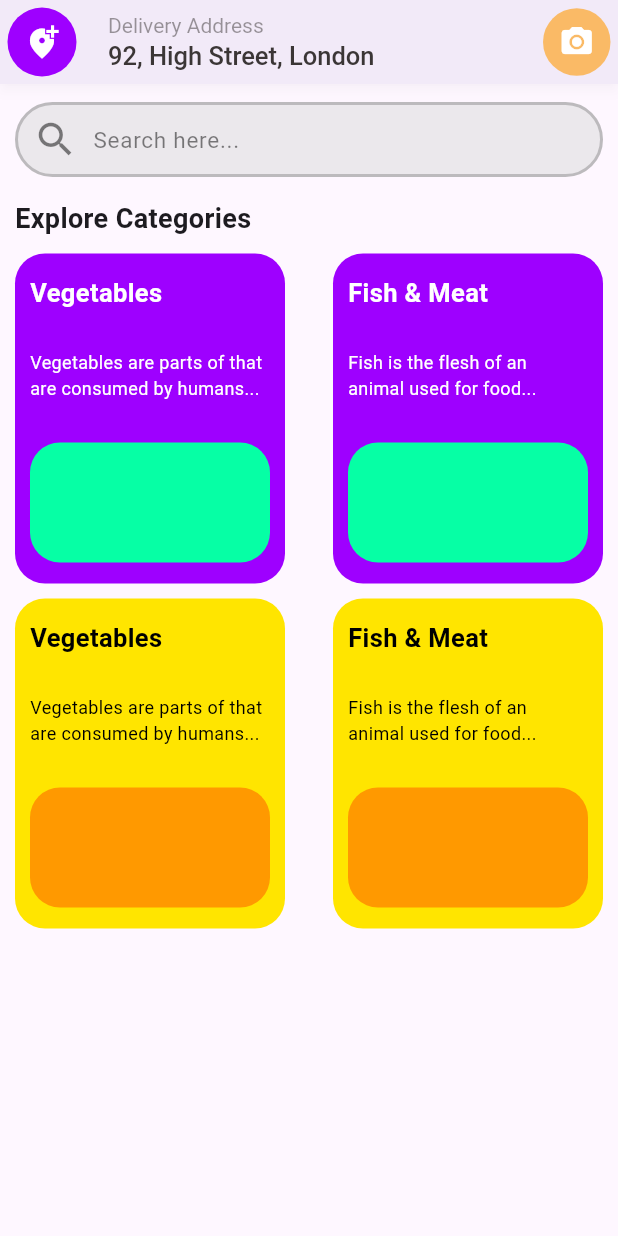
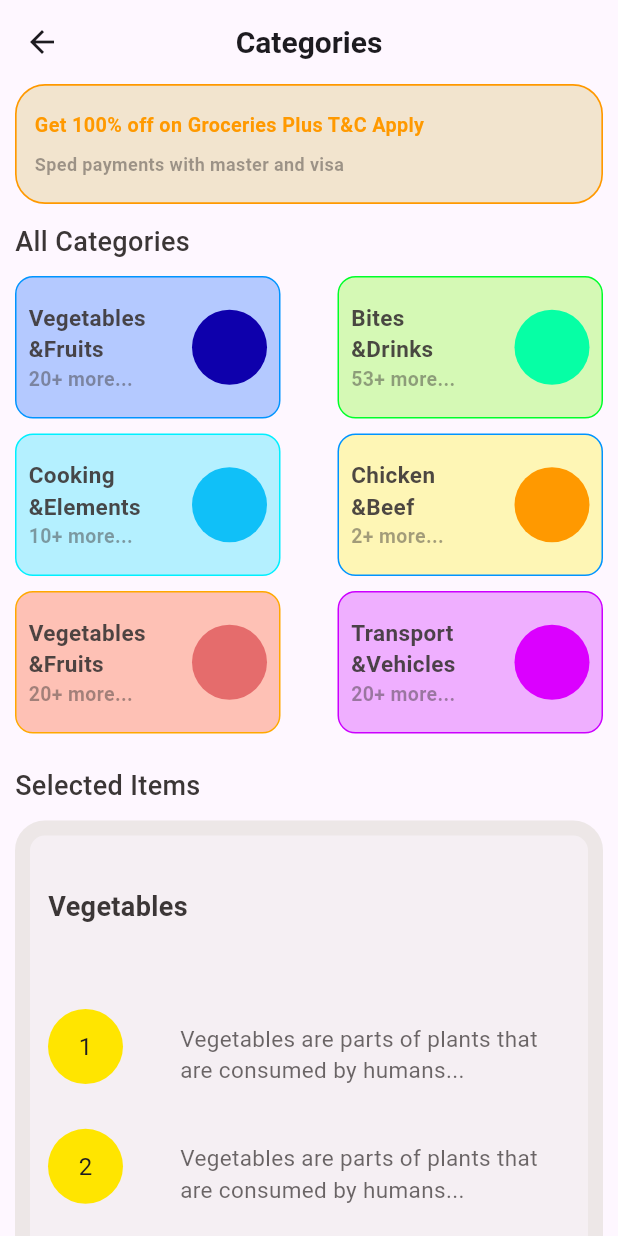
Before and after one commit to tharinduk001/flutter_grocerry, a Flutter app: the screen it shows after launch, on a phone screen of 412 x 824 dp. Run offline on Flutter 3.47's test engine with Material 3 defaults, Android fonts, the phone set to English and light mode, and no system bars.

Commit message:
2nd layout completed.

```diff
--- a/lib/main.dart
+++ b/lib/main.dart
@@ -1,4 +1,5 @@
 import 'package:flutter/material.dart';
+import 'package:flutter_grocerry/pages/category_page/category_page.dart';
 import 'package:flutter_grocerry/pages/home_page/home_page.dart';
 
 void main() {
@@ -13,6 +14,6 @@ class MyApp extends StatelessWidget {
     return const MaterialApp(
         debugShowCheckedModeBanner: false,
         title: "Flutter Grocerry",
-        home: HomePage());
+        home: CategoryPage());
   }
 }
--- /dev/null
+++ b/lib/pages/category_page/category_page.dart
@@ -0,0 +1,124 @@
+import 'package:flutter/material.dart';
+import 'package:flutter_grocerry/widgets/reusable/categories_page/category_card.dart';
+import 'package:flutter_grocerry/widgets/reusable/categories_page/widgets/selected_item.dart';
+import 'package:flutter_grocerry/widgets/shared/notification_card.dart';
+
+class CategoryPage extends StatelessWidget {
+  const CategoryPage({super.key});
+
+  @override
+  Widget build(BuildContext context) {
+    return Scaffold(
+      appBar: AppBar(
+        centerTitle: true,
+        leading: const Icon(Icons.arrow_back),
+        title: const Text(
+          "Categories",
+          style: TextStyle(
+            fontSize: 20,
+            fontWeight: FontWeight.w600,
+          ),
+        ),
+      ),
+      body: SingleChildScrollView(
+        child: Padding(
+          padding: const EdgeInsets.symmetric(horizontal: 10),
+          child: Column(
+            crossAxisAlignment: CrossAxisAlignment.start,
+            children: [
+              const NotificationCard(),
+              const SizedBox(
+                height: 12,
+              ),
+              const Text(
+                "All Categories",
+                style: TextStyle(
+                    color: Color(0xff3B3636),
+                    fontSize: 18,
+                    fontWeight: FontWeight.w500),
+              ),
+              const SizedBox(
+                height: 10,
+              ),
+              Row(
+                mainAxisAlignment: MainAxisAlignment.spaceBetween,
+                children: [
+                  Column(
+                    children: [
+                      CategoryCard(
+                        title: "Vegetables \n&Fruits",
+                        description: 20,
+                        cricleColor: const Color(0xff0E00AC),
+                        mainCategoryColor:
+                            const Color(0xff0057FF).withOpacity(0.29),
+                        categoryBorderColor: const Color(0xff0094FF),
+                      ),
+                      CategoryCard(
+                        title: "Cooking \n&Elements",
+                        description: 10,
+                        cricleColor: const Color(0xff10C0F8),
+                        mainCategoryColor:
+                            const Color(0xff00E0FF).withOpacity(0.29),
+                        categoryBorderColor: const Color(0xff00F0FF),
+                      ),
+                      CategoryCard(
+                        title: "Vegetables \n&Fruits",
+                        description: 20,
+                        cricleColor: const Color(0xffE56C6C),
+                        mainCategoryColor:
+                            const Color(0xffFF3D00).withOpacity(0.29),
+                        categoryBorderColor: const Color(0xffFFA800),
+                      ),
+                    ],
+                  ),
+                  Column(
+                    children: [
+                      CategoryCard(
+                        title: "Bites \n&Drinks",
+                        description: 53,
+                        cricleColor: const Color(0xff06FFA5),
+                        mainCategoryColor:
+                            const Color(0xff70FF00).withOpacity(0.29),
+                        categoryBorderColor: const Color(0xff00FF29),
+                      ),
+                      CategoryCard(
+                        title: "Chicken \n&Beef",
+                        description: 2,
+                        cricleColor: const Color(0xffFF9900),
+                        mainCategoryColor:
+                            const Color(0xffFFF500).withOpacity(0.29),
+                        categoryBorderColor: const Color(0xff0094FF),
+                      ),
+                      CategoryCard(
+                        title: "Transport \n&Vehicles",
+                        description: 20,
+                        cricleColor: const Color(0xffDB00FF),
+                        mainCategoryColor:
+                            const Color(0xffCC00FF).withOpacity(0.29),
+                        categoryBorderColor: const Color(0xffCC00FF),
+                      ),
+                    ],
+                  ),
+                ],
+              ),
+              const SizedBox(
+                height: 12,
+              ),
+              const Text(
+                "Selected Items",
+                style: TextStyle(
+                    color: Color(0xff3B3636),
+                    fontSize: 18,
+                    fontWeight: FontWeight.w500),
+              ),
+              const SizedBox(
+                height: 10,
+              ),
+              SelectedItem()
+            ],
+          ),
+        ),
+      ),
+    );
+  }
+}
--- a/lib/pages/home_page/widgets/search_bar.dart
+++ b/lib/pages/home_page/widgets/search_bar.dart
@@ -35,7 +35,7 @@ class SeacrhBox extends StatelessWidget {
                       fontWeight: FontWeight.normal,
                       color: const Color(0xff000000).withOpacity(0.5),
                       fontSize: 15),
-                  contentPadding: EdgeInsets.symmetric(vertical: 12),
+                  contentPadding: const EdgeInsets.symmetric(vertical: 12),
                 ),
               ),
             ),
--- /dev/null
+++ b/lib/widgets/reusable/categories_page/category_card.dart
@@ -0,0 +1,70 @@
+import 'package:flutter/material.dart';
+
+class CategoryCard extends StatelessWidget {
+  final String title;
+  final int description;
+  final Color cricleColor;
+  final Color mainCategoryColor;
+  final Color categoryBorderColor;
+
+  const CategoryCard(
+      {super.key,
+      required this.title,
+      required this.description,
+      required this.cricleColor,
+      required this.mainCategoryColor,
+      required this.categoryBorderColor});
+
+  final double cardWidth = 177;
+  final double cardHeight = 95;
+  final double circleRadius = 50;
+
+  @override
+  Widget build(BuildContext context) {
+    return Container(
+      margin: const EdgeInsets.only(bottom: 10),
+      width: cardWidth,
+      height: cardHeight,
+      decoration: BoxDecoration(
+          color: mainCategoryColor.withOpacity(0.29),
+          borderRadius: BorderRadius.circular(12),
+          border: Border.all(color: categoryBorderColor)),
+      child: Padding(
+        padding: const EdgeInsets.symmetric(horizontal: 8),
+        child: Row(
+          mainAxisAlignment: MainAxisAlignment.spaceBetween,
+          children: [
+            Column(
+              mainAxisAlignment: MainAxisAlignment.center,
+              crossAxisAlignment: CrossAxisAlignment.start,
+              children: [
+                Text(
+                  title,
+                  style: TextStyle(
+                      color: const Color(0xff3B3636).withOpacity(0.91),
+                      fontWeight: FontWeight.w700,
+                      fontSize: 15),
+                ),
+                Text(
+                  "$description+ more...",
+                  style: TextStyle(
+                      color: const Color(0xff3B3636).withOpacity(0.47),
+                      fontWeight: FontWeight.w700,
+                      fontSize: 13),
+                ),
+              ],
+            ),
+            Container(
+              width: circleRadius,
+              height: circleRadius,
+              decoration: BoxDecoration(
+                color: cricleColor,
+                borderRadius: BorderRadius.circular(50),
+              ),
+            )
+          ],
+        ),
+      ),
+    );
+  }
+}
--- /dev/null
+++ b/lib/widgets/reusable/categories_page/widgets/item_desc_card.dart
@@ -0,0 +1,36 @@
+import 'package:flutter/material.dart';
+import 'package:flutter/widgets.dart';
+
+class ItemDescCard extends StatelessWidget {
+  final String title;
+  final int number;
+  const ItemDescCard({super.key, required this.title, required this.number});
+
+  @override
+  Widget build(BuildContext context) {
+    return Row(
+      mainAxisAlignment: MainAxisAlignment.spaceBetween,
+      children: [
+        Container(
+          margin: EdgeInsets.only(bottom: 10),
+          width: 50,
+          height: 50,
+          decoration: BoxDecoration(
+              color: Color(0xffFFE500),
+              borderRadius: BorderRadius.circular(50)),
+          child: Center(
+            child: Text(
+              number.toString(),
+              style: TextStyle(fontSize: 16),
+            ),
+          ),
+        ),
+        SizedBox(
+            width: 260,
+            child: Text(title,
+                style: TextStyle(
+                    color: Color(0xff3B3636).withOpacity(0.75), fontSize: 15)))
+      ],
+    );
+  }
+}
--- /dev/null
+++ b/lib/widgets/reusable/categories_page/widgets/selected_item.dart
@@ -0,0 +1,63 @@
+import 'package:flutter/material.dart';
+import 'package:flutter_grocerry/widgets/reusable/categories_page/widgets/item_desc_card.dart';
+import 'package:flutter_grocerry/widgets/reusable/categories_page/widgets/ratings.dart';
+
+class SelectedItem extends StatelessWidget {
+  const SelectedItem({super.key});
+
+  @override
+  Widget build(BuildContext context) {
+    return Container(
+      width: double.infinity,
+      height: 600,
+      decoration: BoxDecoration(
+          color: const Color(0xffE0DCD6).withOpacity(0.29),
+          borderRadius: BorderRadius.circular(20),
+          border: Border.all(
+              width: 10, color: const Color(0xffE0DCD6).withOpacity(0.4))),
+      child: const Padding(
+        padding: EdgeInsets.symmetric(horizontal: 12, vertical: 15),
+        child: Column(
+          mainAxisAlignment: MainAxisAlignment.spaceEvenly,
+          crossAxisAlignment: CrossAxisAlignment.start,
+          children: [
+            Text(
+              "Vegetables",
+              style: TextStyle(
+                  fontSize: 18,
+                  fontWeight: FontWeight.bold,
+                  color: Color(0xff3B3636)),
+            ),
+            SizedBox(
+              height: 15,
+            ),
+            ItemDescCard(
+              number: 1,
+              title:
+                  "Vegetables are parts of plants that are consumed by humans...",
+            ),
+            ItemDescCard(
+              number: 2,
+              title:
+                  "Vegetables are parts of plants that are consumed by humans...",
+            ),
+            ItemDescCard(
+              number: 3,
+              title:
+                  "Vegetables are parts of plants that are consumed by humans...",
+            ),
+            ItemDescCard(
+              number: 4,
+              title:
+                  "Vegetables are parts of plants that are consumed by humans...",
+            ),
+            SizedBox(
+              height: 10,
+            ),
+            RatingsCard()
+          ],
+        ),
+      ),
+    );
+  }
+}
--- /dev/null
+++ b/lib/widgets/shared/notification_card.dart
@@ -0,0 +1,42 @@
+import 'package:flutter/material.dart';
+
+class NotificationCard extends StatelessWidget {
+  const NotificationCard({super.key});
+
+  final double cardHeight = 80;
+
+  @override
+  Widget build(BuildContext context) {
+    return Container(
+      height: cardHeight,
+      width: double.infinity,
+      decoration: BoxDecoration(
+          color: const Color(0xffF2E4ce),
+          border: Border.all(width: 1.1, color: const Color(0xffFF9900)),
+          borderRadius: BorderRadius.circular(20)),
+      child: Padding(
+        padding: const EdgeInsets.symmetric(horizontal: 12, vertical: 8),
+        child: Column(
+          mainAxisAlignment: MainAxisAlignment.spaceEvenly,
+          crossAxisAlignment: CrossAxisAlignment.start,
+          children: [
+            const Text(
+              "Get 100% off on Groceries Plus T&C Apply",
+              style: TextStyle(
+                  fontSize: 13.2,
+                  fontWeight: FontWeight.bold,
+                  color: Color(0xffFF9900)),
+            ),
+            Text(
+              "Sped payments with master and visa",
+              style: TextStyle(
+                  fontSize: 12,
+                  fontWeight: FontWeight.bold,
+                  color: const Color(0xff3B3636).withOpacity(0.47)),
+            ),
+          ],
+        ),
+      ),
+    );
+  }
+}
```
Also changed, not shown: lib/pages/home_page/home_page.dart (+32 -1 lines), lib/widgets/reusable/categories_page/widgets/ratings.dart (added, +46 -0 lines), lib/widgets/reusable/home_page/product_price_card.dart (added, +101 -0 lines), lib/widgets/reusable/home_page/category_box.dart (renamed from lib/widgets/category_box/category_box.dart).
